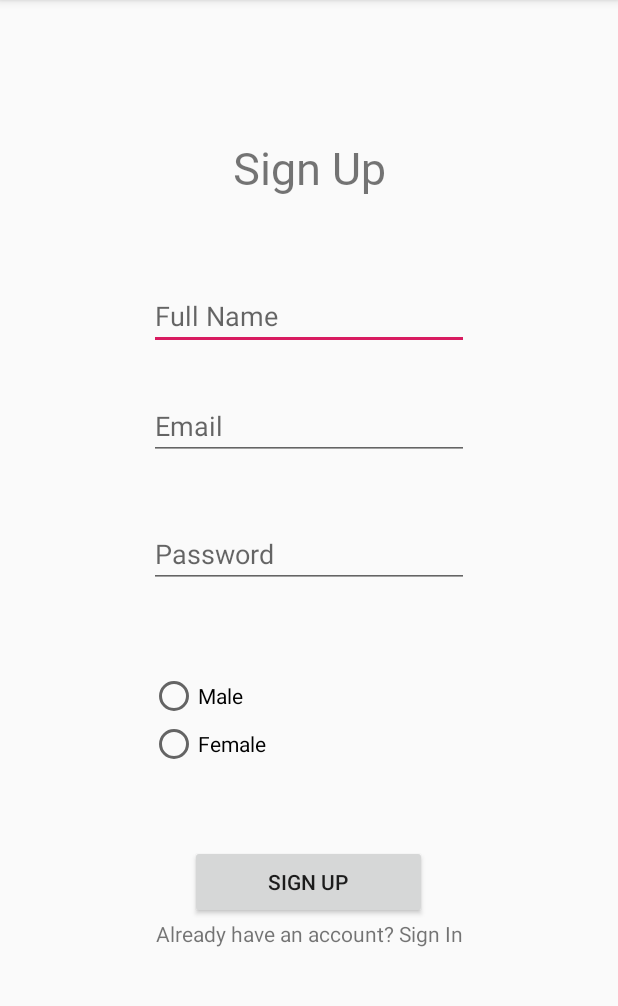
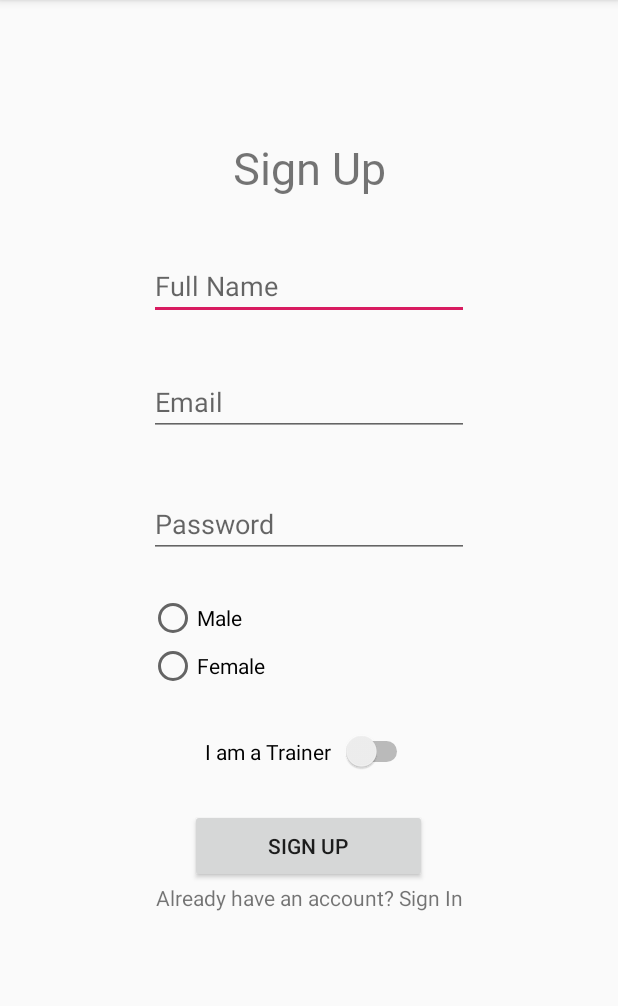
Before and after one commit to tahmeedh/Project341, an Android app: the screen it shows after launch (sign_up), on a phone screen of 412 x 824 dp, the part 84-1090 px from its top. Run offline under Robolectric (Android 15) with nearby library versions, the phone set to English and light mode, and no system bars; our stand-ins replace Firebase (no records; nobody signed in at launch, a user with empty details on screens opened directly).

Commit message:
Here is the working code for Firebase user data storage.

```diff
--- a/app/src/main/java/com/example/lab4/sign_up.java
+++ b/app/src/main/java/com/example/lab4/sign_up.java
@@ -12,6 +12,7 @@ import android.widget.Button;
 import android.widget.EditText;
 import android.widget.RadioButton;
 import android.widget.RadioGroup;
+import android.widget.Switch;
 import android.widget.TextView;
 import android.widget.Toast;
 
@@ -30,6 +31,7 @@ import java.util.Map;
 public class sign_up extends AppCompatActivity {
 
 
+    public static final String TAG = "TAG";
     EditText name,email,password;
     Button submit;
     TextView login;
@@ -37,8 +39,8 @@ public class sign_up extends AppCompatActivity {
     RadioGroup gender;
     String userID;
     FirebaseFirestore fstore;
-
-
+    Switch s;
+    String userType;
     @Override
     protected void onCreate(Bundle savedInstanceState) {
         super.onCreate(savedInstanceState);
@@ -52,7 +54,7 @@ public class sign_up extends AppCompatActivity {
         gender = findViewById(R.id.gender);
         fAuth = FirebaseAuth.getInstance();
         fstore = FirebaseFirestore.getInstance();
-
+        s = findViewById(R.id.userType);
 
 
 
@@ -67,7 +69,8 @@ public class sign_up extends AppCompatActivity {
                 final String vpassword = password.getText().toString().trim();
                 final String vname = name.getText().toString();
                 final String vgender = selectedRadioButton.getText().toString().trim();
-
+                Boolean trainer = s.isChecked();
+                FirebaseFirestore.setLoggingEnabled(true);
 
                 if(TextUtils.isEmpty(vemail)){
                     email.setError("Email is Required");
@@ -83,6 +86,11 @@ public class sign_up extends AppCompatActivity {
                     password.setError("Password Must be at Least 6 Characters");
                     return;
                 }
+                if (trainer == true){
+                    userType = "Trainer";
+                }else{
+                    userType = "Client";
+                }
 
                 fAuth.createUserWithEmailAndPassword(vemail,vpassword).addOnCompleteListener(new OnCompleteListener<AuthResult>() {
                     @Override
@@ -95,10 +103,11 @@ public class sign_up extends AppCompatActivity {
                             user.put("name",vname);
                             user.put("email",vemail);
                             user.put("gender",vgender);
+                            user.put("UserType",userType);
                             documentReference.set(user).addOnSuccessListener(new OnSuccessListener<Void>() {
                                 @Override
                                 public void onSuccess(Void aVoid) {
-                                    Toast.makeText(getApplicationContext(), "User Successfully Created", Toast.LENGTH_SHORT).show();
+                                    Log.d(TAG,"onSuccess: user profile is created for "+ userID);
                                 }
                             });
                             startActivity(new Intent(getApplicationContext(),MainActivity.class));
@@ -118,4 +127,5 @@ public class sign_up extends AppCompatActivity {
         });
 
     }
+
 }
--- a/app/src/main/res/layout/activity_sign_up.xml
+++ b/app/src/main/res/layout/activity_sign_up.xml
@@ -11,7 +11,7 @@
         android:id="@+id/name"
         android:layout_width="wrap_content"
         android:layout_height="wrap_content"
-        android:layout_marginTop="56dp"
+        android:layout_marginTop="36dp"
         android:ems="10"
         android:hint="Full Name"
         android:inputType="textPersonName"
@@ -19,21 +19,23 @@
         app:layout_constraintStart_toStartOf="parent"
         app:layout_constraintTop_toBottomOf="@+id/textView" />
 
-    <TextView
-        android:id="@+id/login"
+    <EditText
+        android:id="@+id/password"
         android:layout_width="wrap_content"
         android:layout_height="wrap_content"
-        android:text="Already have an account? Sign In"
+        android:layout_marginTop="36dp"
+        android:ems="10"
+        android:hint="Password"
+        android:inputType="textPassword"
         app:layout_constraintEnd_toEndOf="parent"
-        app:layout_constraintHorizontal_bias="0.502"
         app:layout_constraintStart_toStartOf="parent"
-        app:layout_constraintTop_toBottomOf="@+id/submit" />
+        app:layout_constraintTop_toBottomOf="@+id/email" />
 
     <EditText
         android:id="@+id/email"
         android:layout_width="wrap_content"
         android:layout_height="wrap_content"
-        android:layout_marginTop="28dp"
+        android:layout_marginTop="32dp"
         android:ems="10"
         android:hint="Email"
         android:inputType="textEmailAddress"
@@ -56,25 +58,13 @@
         app:layout_constraintTop_toTopOf="parent"
         app:layout_constraintVertical_bias="0.126" />
 
-    <EditText
-        android:id="@+id/password"
-        android:layout_width="wrap_content"
-        android:layout_height="wrap_content"
-        android:layout_marginTop="40dp"
-        android:ems="10"
-        android:hint="Password"
-        android:inputType="textPassword"
-        app:layout_constraintEnd_toEndOf="parent"
-        app:layout_constraintStart_toStartOf="parent"
-        app:layout_constraintTop_toBottomOf="@+id/email" />
-
     <RadioGroup
         android:id="@+id/gender"
         android:layout_width="110dp"
         android:layout_height="67dp"
-        android:layout_marginTop="56dp"
+        android:layout_marginTop="24dp"
         app:layout_constraintEnd_toEndOf="parent"
-        app:layout_constraintHorizontal_bias="0.332"
+        app:layout_constraintHorizontal_bias="0.328"
         app:layout_constraintStart_toStartOf="parent"
         app:layout_constraintTop_toBottomOf="@+id/password">
 
@@ -95,11 +85,31 @@
         android:id="@+id/submit"
         android:layout_width="158dp"
         android:layout_height="49dp"
-        android:layout_marginTop="48dp"
+        android:layout_marginTop="76dp"
         android:text="Sign Up"
         app:layout_constraintEnd_toEndOf="parent"
         app:layout_constraintHorizontal_bias="0.498"
         app:layout_constraintStart_toStartOf="parent"
         app:layout_constraintTop_toBottomOf="@+id/gender" />
 
+    <TextView
+        android:id="@+id/login"
+        android:layout_width="wrap_content"
+        android:layout_height="wrap_content"
+        android:text="Already have an account? Sign In"
+        app:layout_constraintEnd_toEndOf="parent"
+        app:layout_constraintHorizontal_bias="0.502"
+        app:layout_constraintStart_toStartOf="parent"
+        app:layout_constraintTop_toBottomOf="@+id/submit" />
+
+    <Switch
+        android:id="@+id/userType"
+        android:layout_width="wrap_content"
+        android:layout_height="wrap_content"
+        android:layout_marginTop="24dp"
+        android:text="I am a Trainer  "
+        app:layout_constraintEnd_toEndOf="parent"
+        app:layout_constraintStart_toStartOf="parent"
+        app:layout_constraintTop_toBottomOf="@+id/gender" />
+
 </androidx.constraintlayout.widget.ConstraintLayout>
```
